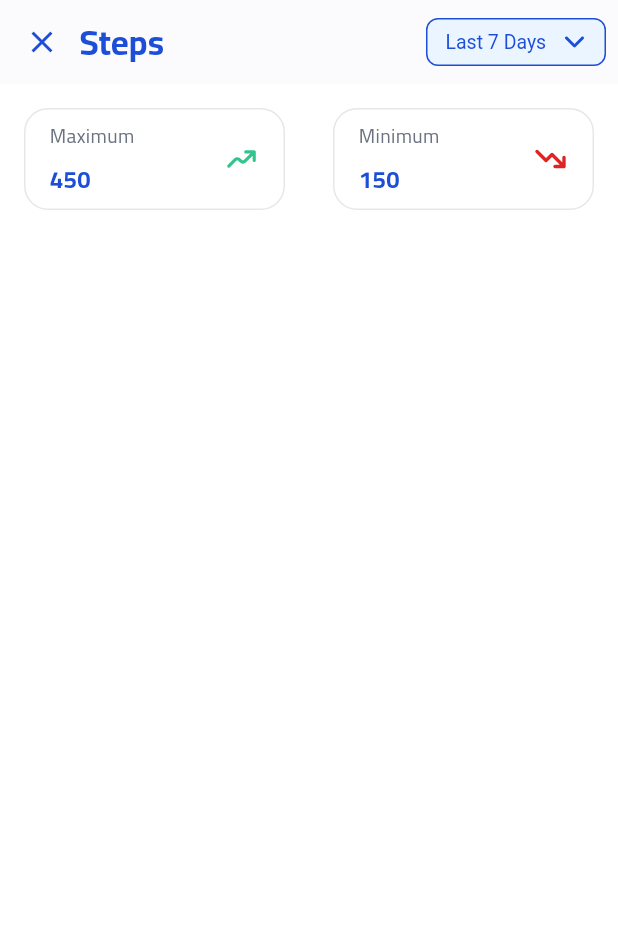
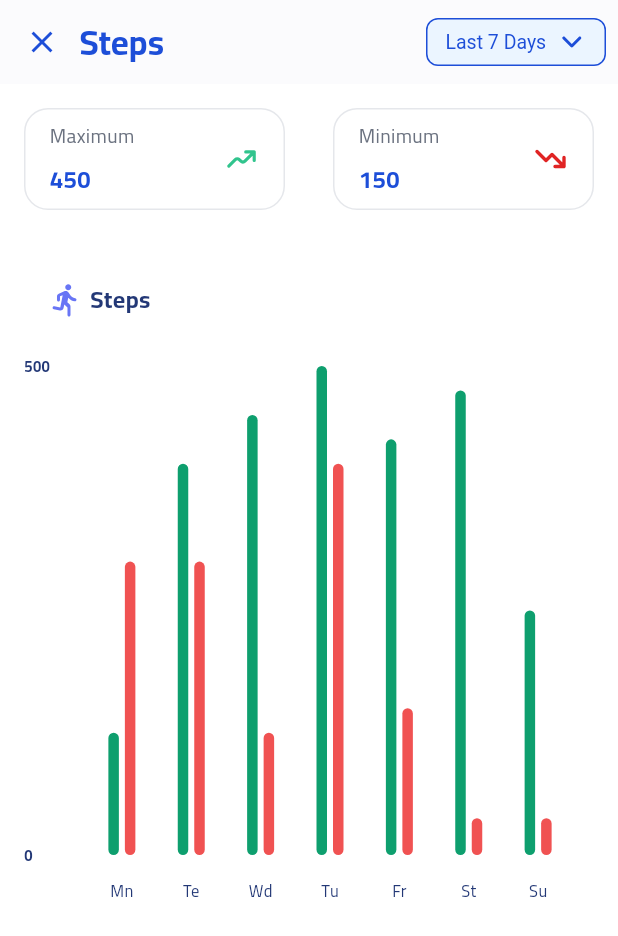
Before and after one commit to Ahmed55714/ProFIT-project, a Flutter app: the StepsScreen screen opened directly, on a phone screen of 412 x 824 dp. Shown: the top 936 px of the screen. Run offline on Flutter 3.47's test engine with Material 3 defaults, Android fonts, the light colour scheme and no system bars; drawn by our look-alikes of fl_chart; our stand-ins replace carousel_slider, flutter_svg, get, percent_indicator, shared_preferences; missing offline and left inert: dart:ffi, fl_country_code_picker, heart_bpm; accounts and stored records are empty; project files that could hold a hidden picture were left out.

Commit message:
steps commit

```diff
--- a/lib/Views/pages/Home/Heart Rate/heart_rate.dart
+++ b/lib/Views/pages/Home/Heart Rate/heart_rate.dart
@@ -238,8 +238,10 @@ class CustomAppBar extends StatelessWidget implements PreferredSizeWidget {
                   child: DropdownButtonHideUnderline(
                     child: DropdownButton<String>(
                       value: dropdownValue,
-                      icon: SvgPicture.asset(
-                          'assets/svgs/Chevron-Left.svg'), // const Icon(Icons.arrow_drop_down, color: colorBlue, size: 24,
+                      icon: Expanded(
+                        child: SvgPicture.asset(
+                            'assets/svgs/Chevron-Left.svg'),
+                      ), // const Icon(Icons.arrow_drop_down, color: colorBlue, size: 24,
                       iconSize: 24,
                       elevation: 1,
                       borderRadius:  BorderRadius.circular(8),
--- a/lib/Views/pages/Home/Steps/steps.dart
+++ b/lib/Views/pages/Home/Steps/steps.dart
@@ -1,8 +1,9 @@
 // ignore_for_file: public_member_api_docs, sort_constructors_first
+import 'package:fl_chart/fl_chart.dart';
 import 'package:flutter/material.dart';
 import 'package:flutter_svg/flutter_svg.dart';
-
 import '../../../../utils/colors.dart';
+import '../../../widgets/custom_graph.dart';
 import '../Heart Rate/heart_rate.dart';
 
 class StepsScreen extends StatefulWidget {
@@ -37,10 +38,41 @@ class _StepsScreenState extends State<StepsScreen> {
           children: [
             Row(
               children: [
-                MaximumContainer(label: 'Maximum', value: 450, svg: 'assets/svgs/trending-up.svg',),
-                MaximumContainer(label: 'Minimum', value: 150,svg: 'assets/svgs/trending-down.svg',),
+                MaximumContainer(
+                  label: 'Maximum',
+                  value: 450,
+                  svg: 'assets/svgs/trending-up.svg',
+                ),
+                MaximumContainer(
+                  label: 'Minimum',
+                  value: 150,
+                  svg: 'assets/svgs/trending-down.svg',
+                ),
               ],
             ),
+            SizedBox(height: 32),
+            Padding(
+              padding: const EdgeInsets.only(left: 32, right: 32),
+              child: Row(
+                crossAxisAlignment: CrossAxisAlignment.start,
+                children: [
+                  SvgPicture.asset('assets/svgs/ic_round-directions-run.svg',
+                      width: 24, height: 24),
+                  const SizedBox(width: 4),
+                  Text(
+                    'Steps',
+                    style: TextStyle(
+                      fontSize: 16,
+                      fontWeight: FontWeight.w700,
+                      color: colorDarkBlue,
+                      fontFamily: 'BoldCairo',
+                    ),
+                  ),
+                ],
+              ),
+            ),
+            SizedBox(height: 16),
+           BarChartSample2(),
           ],
         ),
       ),
@@ -94,96 +126,18 @@ class MaximumContainer extends StatelessWidget {
                       color: colorBlue,
                       fontSize: 16,
                       fontWeight: FontWeight.w700,
+                      fontFamily: 'BoldCairo',
                     ),
                   ),
                 ],
               ),
               const Spacer(),
-             SvgPicture.asset(svg, width: 24, height: 24),
+              SvgPicture.asset(svg, width: 24, height: 24),
             ],
           ),
           alignment: Alignment.centerRight,
-
         ),
       ),
     );
   }
 }
-
-class StepsBarChart extends StatelessWidget {
-  @override
-  Widget build(BuildContext context) {
-    return AspectRatio(
-      aspectRatio: 1,
-      child: Card(
-        shape: RoundedRectangleBorder(borderRadius: BorderRadius.circular(18)),
-        color: Colors.white,
-        child: Padding(
-          padding: const EdgeInsets.all(16),
-          child: BarChart(
-            BarChartData(
-              alignment: BarChartAlignment.spaceAround,
-              maxY: 500,
-              barTouchData: BarTouchData(
-                enabled: false,
-              ),
-              titlesData: FlTitlesData(
-                show: true,
-                bottomTitles: SideTitles(
-                  margin: 10,
-                  showTitles: true,
-                  getTextStyles: (context, value) => const TextStyle(
-                    color: Color(0xff939393),
-                    fontWeight: FontWeight.bold,
-                    fontSize: 14,
-                  ),
-                  getTitles: (double value) {
-                    switch (value.toInt()) {
-                      case 0:
-                        return 'Jan 1';
-                      case 1:
-                        return 'Jan 2';
-                      case 2:
-                        return 'Jan 3';
-                      case 3:
-                        return 'Jan 4';
-                      case 4:
-                        return 'Jan 5';
-                      case 5:
-                        return 'Jan 6';
-                      case 6:
-                        return 'Jan 7';
-                      default:
-                        return '';
-                    }
-                  },
-                ),
-                leftTitles: SideTitles(showTitles: false),
-              ),
-              gridData: FlGridData(
-                show: true,
-                checkToShowHorizontalLine: (value) => value % 100 == 0,
-                getDrawingHorizontalLine: (value) => FlLine(
-                  color: const Color(0xffe7e8ec),
-                  strokeWidth: 1,
-                ),
-              ),
-              borderData: FlBorderData(
-                show: false,
-              ),
-              barGroups: [
-                BarChartGroupData(x: 0, barRods: [
-                  BarChartRodData(y: 150, colors: [Colors.lightBlueAccent, Colors.blueAccent])
-                ]),
-                BarChartGroupData(x: 1, barRods: [
-                  BarChartRodData(y: 200, colors: [Colors.lightBlueAccent, Colors.blueAccent])
-                ]),
-                // Add more BarChartGroupData similarly for Jan 3 to Jan 7
-              ],
-            ),
-          ),
-        ),
-      ),
-    );
-  }
-}
--- /dev/null
+++ b/lib/Views/widgets/custom_graph.dart
@@ -0,0 +1,245 @@
+import 'package:fl_chart/fl_chart.dart';
+import 'package:flutter/material.dart';
+
+import '../../utils/colors.dart';
+
+class BarChartSample2 extends StatefulWidget {
+  BarChartSample2({super.key});
+
+  @override
+  State<StatefulWidget> createState() => BarChartSample2State();
+}
+
+class BarChartSample2State extends State<BarChartSample2> {
+  final double width = 7;
+
+  late List<BarChartGroupData> rawBarGroups;
+  late List<BarChartGroupData> showingBarGroups;
+
+  int touchedGroupIndex = -1;
+
+  @override
+  void initState() {
+    super.initState();
+    final barGroup1 = makeGroupData(0, 5 * 25, 12 * 25);
+    final barGroup2 = makeGroupData(1, 16 * 25, 12 * 25);
+    final barGroup3 = makeGroupData(2, 18 * 25, 5 * 25);
+    final barGroup4 = makeGroupData(3, 20 * 25, 16 * 25);
+    final barGroup5 = makeGroupData(4, 17 * 25, 6 * 25);
+    final barGroup6 = makeGroupData(5, 19 * 25, 1.5 * 25);
+    final barGroup7 = makeGroupData(6, 10 * 25, 1.5 * 25);
+
+    final items = [
+      barGroup1,
+      barGroup2,
+      barGroup3,
+      barGroup4,
+      barGroup5,
+      barGroup6,
+      barGroup7,
+    ];
+
+    rawBarGroups = items;
+
+    showingBarGroups = rawBarGroups;
+  }
+
+  @override
+  Widget build(BuildContext context) {
+    return AspectRatio(
+      aspectRatio: 1,
+      child: Padding(
+        padding: const EdgeInsets.all(16),
+        child: Column(
+          crossAxisAlignment: CrossAxisAlignment.stretch,
+          children: <Widget>[
+            Expanded(
+              child: BarChart(
+                BarChartData(
+                  maxY: 500,
+                  barTouchData: BarTouchData(
+                    touchTooltipData: BarTouchTooltipData(
+                      tooltipBgColor: Colors.grey,
+                      getTooltipItem: (a, b, c, d) => null,
+                    ),
+                    touchCallback: (FlTouchEvent event, response) {
+                      if (response == null || response.spot == null) {
+                        setState(() {
+                          touchedGroupIndex = -1;
+                          showingBarGroups = List.of(rawBarGroups);
+                        });
+                        return;
+                      }
+
+                      touchedGroupIndex = response.spot!.touchedBarGroupIndex;
+
+                      setState(() {
+                        if (!event.isInterestedForInteractions) {
+                          touchedGroupIndex = -1;
+                          showingBarGroups = List.of(rawBarGroups);
+                          return;
+                        }
+                        showingBarGroups = List.of(rawBarGroups);
+                        if (touchedGroupIndex != -1) {
+                          var sum = 0.0;
+                          for (final rod
+                              in showingBarGroups[touchedGroupIndex].barRods) {
+                            sum += rod.toY;
+                          }
+                          final avg = sum /
+                              showingBarGroups[touchedGroupIndex]
+                                  .barRods
+                                  .length;
+
+                          showingBarGroups[touchedGroupIndex] =
+                              showingBarGroups[touchedGroupIndex].copyWith(
+                            barRods: showingBarGroups[touchedGroupIndex]
+                                .barRods
+                                .map((rod) {
+                              return rod.copyWith(toY: avg, color: blue600);
+                            }).toList(),
+                          );
+                        }
+                      });
+                    },
+                  ),
+                  titlesData: FlTitlesData(
+                    show: true,
+                    rightTitles: AxisTitles(
+                      sideTitles: SideTitles(showTitles: false),
+                    ),
+                    topTitles: AxisTitles(
+                      sideTitles: SideTitles(showTitles: false),
+                    ),
+                    bottomTitles: AxisTitles(
+                      sideTitles: SideTitles(
+                        showTitles: true,
+                        getTitlesWidget: bottomTitles,
+                        reservedSize: 42,
+                      ),
+                    ),
+                    leftTitles: AxisTitles(
+                      sideTitles: SideTitles(
+                        showTitles: true,
+                        reservedSize: 28,
+                        interval: 1,
+                        getTitlesWidget: leftTitles,
+                      ),
+                    ),
+                  ),
+                  borderData: FlBorderData(
+                    show: false,
+                  ),
+                  barGroups: showingBarGroups,
+                  gridData: FlGridData(show: false),
+                ),
+              ),
+            ),
+            const SizedBox(
+              height: 12,
+            ),
+          ],
+        ),
+      ),
+    );
+  }
+
+  Widget leftTitles(double value, TitleMeta meta) {
+    const style = TextStyle(
+      color:
+          colorDarkBlue,
+      fontWeight: FontWeight.bold,
+      fontSize: 10,
+    );
+
+    if (value % 100 == 0 && value <= 500) {
+      return Padding(
+        padding: const EdgeInsets.only(right: 8),
+        child: Text('${value.toInt()}', style: style),
+      );
+    }
+    return Container();
+  }
+
+  Widget bottomTitles(double value, TitleMeta meta) {
+    final titles = ['Mn', 'Te', 'Wd', 'Tu', 'Fr', 'St', 'Su'];
+
+    return Padding(
+      padding: const EdgeInsets.only(top: 16),
+      child: Text(
+        titles[value.toInt()],
+        style: const TextStyle(
+          color: colorDarkBlue,
+          fontWeight: FontWeight.w400,
+          fontSize: 11,
+        ),
+      ),
+    );
+  }
+
+  BarChartGroupData makeGroupData(int x, double y1, double y2) {
+    return BarChartGroupData(
+      barsSpace: 4,
+      x: x,
+      barRods: [
+        BarChartRodData(
+          toY: y1,
+          color: green500,
+          width: width,
+        ),
+        BarChartRodData(
+          toY: y2,
+          color: redColor,
+          width: width,
+        ),
+      ],
+    );
+  }
+
+  Widget makeTransactionsIcon() {
+    const width = 4.5;
+    const space = 3.5;
+    return Row(
+      mainAxisSize: MainAxisSize.min,
+      children: <Widget>[
+        Container(
+          width: width,
+          height: 10,
+          color: Colors.white.withOpacity(0.4),
+        ),
+        const SizedBox(
+          width: space,
+        ),
+        Container(
+          width: width,
+          height: 28,
+          color: Colors.white.withOpacity(0.8),
+        ),
+        const SizedBox(
+          width: space,
+        ),
+        Container(
+          width: width,
+          height: 42,
+          color: Colors.white.withOpacity(1),
+        ),
+        const SizedBox(
+          width: space,
+        ),
+        Container(
+          width: width,
+          height: 28,
+          color: Colors.white.withOpacity(0.8),
+        ),
+        const SizedBox(
+          width: space,
+        ),
+        Container(
+          width: width,
+          height: 10,
+          color: Colors.white.withOpacity(0.4),
+        ),
+      ],
+    );
+  }
+}
--- a/lib/main.dart
+++ b/lib/main.dart
@@ -2,6 +2,7 @@ import 'package:flutter/material.dart';
 import 'package:flutter/services.dart';
 import 'package:get/get.dart';
 
+import 'Views/pages/Create Account/onBoarding_screen.dart';
 import 'Views/pages/Home/HomeScreens/Home.dart';
 
 
@@ -38,8 +39,8 @@ class _MyAppState extends State<MyApp> {
       ),
       home:
       //StepProgressScreen()
-          HomeScreen(),
-          //const OnBoarding(),
+         // HomeScreen(),
+          const OnBoarding(),
     );
   }
 }
--- a/pubspec.yaml
+++ b/pubspec.yaml
@@ -41,7 +41,7 @@ dependencies:
   intl: ^0.18.1
   shared_preferences: ^2.2.2
   heart_bpm: ^2.0.0+0
-  fl_chart: ^0.36.4
+  fl_chart: ^0.50.6
 
 
 
```
Also changed, not shown: lib/Views/pages/Create Account/SignUp.dart (+7 -0 lines), lib/Views/pages/forgotPasswordScreens/email_verification.dart (+10 -8 lines), pubspec.lock.
